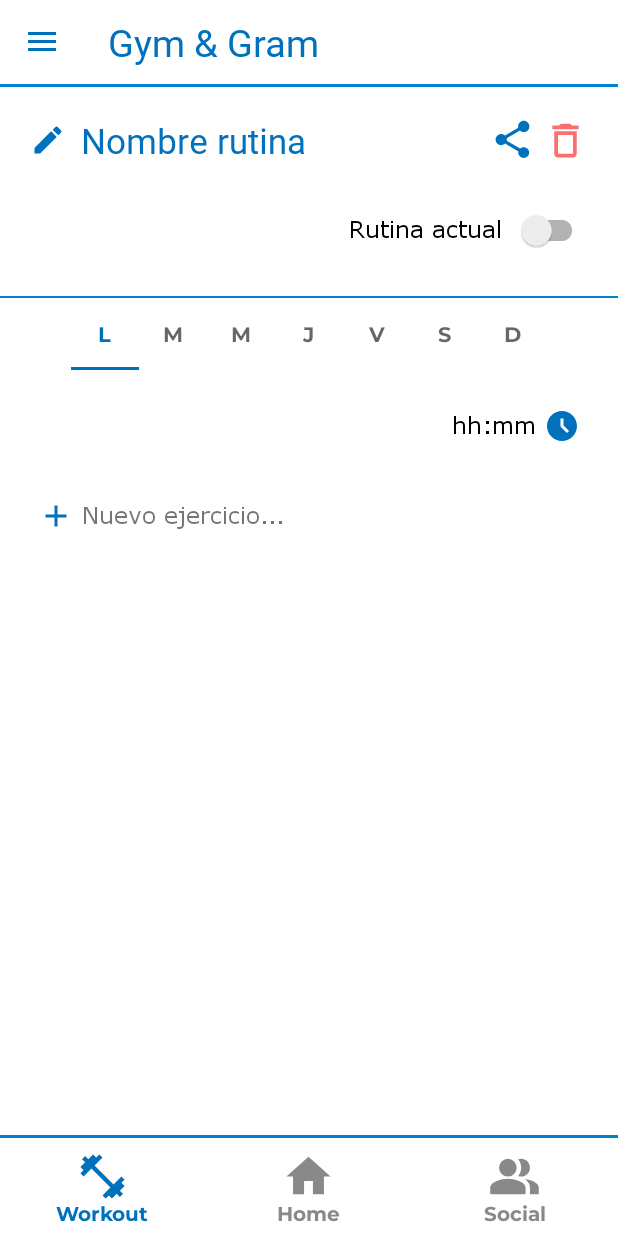
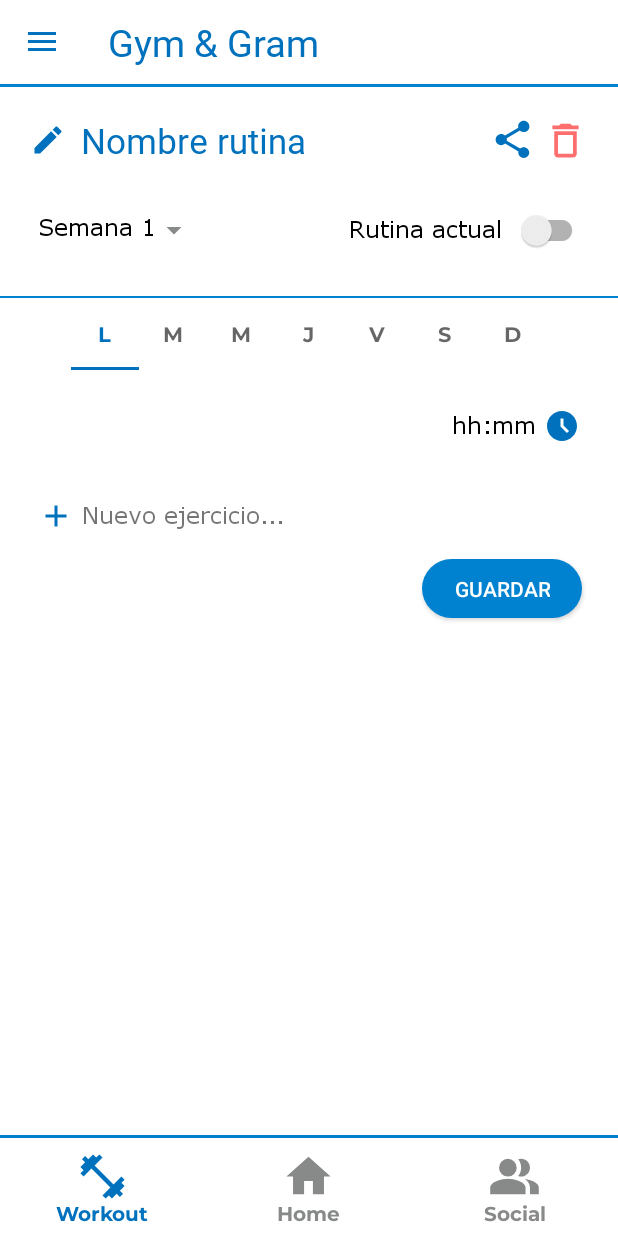
Before and after one commit to MateoJereb/GymAndGram, an Android app: the EditarRutinaFragment screen opened through its navigation route, on a phone screen of 412 x 824 dp. Run offline under Robolectric (Android 15) with nearby library versions, the phone set to English and light mode, and no system bars; our stand-ins replace Room's generated code; plain views replace SwitchButton.

Commit message:
Layout dialog_seleccionar_semana a medio hacer

```diff
--- /dev/null
+++ b/app/src/main/res/drawable/ic_more.xml
@@ -0,0 +1,5 @@
+<vector android:height="24dp" android:tint="#000000"
+    android:viewportHeight="24" android:viewportWidth="24"
+    android:width="24dp" xmlns:android="http://schemas.android.com/apk/res/android">
+    <path android:fillColor="@android:color/white" android:pathData="M7,10l5,5 5,-5z"/>
+</vector>
--- /dev/null
+++ b/app/src/main/res/drawable/ic_remove.xml
@@ -0,0 +1,5 @@
+<vector android:height="24dp" android:tint="#000000"
+    android:viewportHeight="24" android:viewportWidth="24"
+    android:width="24dp" xmlns:android="http://schemas.android.com/apk/res/android">
+    <path android:fillColor="@android:color/white" android:pathData="M19,13H5v-2h14v2z"/>
+</vector>
--- a/app/src/main/res/layout/fragment_configurar_perfil.xml
+++ b/app/src/main/res/layout/fragment_configurar_perfil.xml
@@ -125,9 +125,11 @@
           android:layout_width="wrap_content"
           android:layout_height="wrap_content"
           android:text="Guardar"
+          android:theme="@style/DefaultButton"
           android:layout_gravity="end"
           android:layout_margin="10dp"
           android:backgroundTint="?attr/colorPrimaryVariant"
+          android:textColor="@color/white"
           />
   </androidx.appcompat.widget.LinearLayoutCompat>
 
--- a/app/src/main/res/layout/fragment_editar_rutina.xml
+++ b/app/src/main/res/layout/fragment_editar_rutina.xml
@@ -76,7 +76,23 @@
             android:gravity="center_vertical">
 
             <androidx.appcompat.widget.AppCompatTextView
-                android:layout_width="match_parent"
+                android:id="@+id/seleccionarSemanaButton"
+                android:layout_width="wrap_content"
+                android:layout_height="wrap_content"
+                android:text="Semana 1"
+                android:theme="@style/TextoSecundario.OpuestoFondo"
+                android:padding="5dp"
+
+                android:drawableEnd="@drawable/ic_more"
+                android:drawableTint="@color/gray"
+
+                android:clickable="true"
+                android:focusable="true"
+                android:background="?attr/selectableItemBackground"
+                 />
+
+            <androidx.appcompat.widget.AppCompatTextView
+                android:layout_width="wrap_content"
                 android:layout_height="wrap_content"
                 android:layout_weight="1"
                 android:text="Rutina actual"
@@ -225,6 +241,26 @@
 
                 </androidx.appcompat.widget.LinearLayoutCompat>
 
+                <androidx.appcompat.widget.LinearLayoutCompat
+                    android:layout_width="match_parent"
+                    android:layout_height="wrap_content"
+                    android:orientation="horizontal"
+                    android:layout_marginTop="5dp"
+                    android:layout_marginHorizontal="20dp"
+                    android:gravity="end">
+
+                    <androidx.appcompat.widget.AppCompatButton
+                        android:id="@+id/guardarButton"
+                        android:layout_width="wrap_content"
+                        android:layout_height="wrap_content"
+                        android:text="Guardar"
+                        android:backgroundTint="?attr/colorPrimaryVariant"
+                        android:textColor="@color/white"
+                        android:theme="@style/DefaultButton"
+                        />
+
+                </androidx.appcompat.widget.LinearLayoutCompat>
+
             </androidx.appcompat.widget.LinearLayoutCompat>
 
         </androidx.appcompat.widget.LinearLayoutCompat>
--- a/app/src/main/res/navigation/navegacion.xml
+++ b/app/src/main/res/navigation/navegacion.xml
@@ -15,11 +15,16 @@
             android:id="@+id/action_inicioFragment_to_listaRutinasFragment"
             app:destination="@id/listaRutinasFragment"
             app:enterAnim="@anim/left_in"
-            app:popExitAnim="@anim/left_out"/>
+            app:exitAnim="@anim/right_out"
+            app:popEnterAnim="@anim/right_in"
+            app:popExitAnim="@anim/left_out"
+            />
         <action
             android:id="@+id/action_inicioFragment_to_editarRutinaFragment"
             app:destination="@id/editarRutinaFragment"
             app:enterAnim="@anim/left_in"
+            app:exitAnim="@anim/right_out"
+            app:popEnterAnim="@anim/right_in"
             app:popExitAnim="@anim/left_out"/>
     </fragment>
 
@@ -34,7 +39,11 @@
             app:destination="@id/editarRutinaFragment" />
         <action
             android:id="@+id/action_listaRutinasFragment_to_inicioFragment"
-            app:destination="@id/inicioFragment" />
+            app:destination="@id/inicioFragment"
+            app:enterAnim="@anim/right_out"
+            app:exitAnim="@anim/left_in"
+            app:popEnterAnim="@anim/left_out"
+            app:popExitAnim="@anim/right_in"/>
     </fragment>
 
     <fragment
@@ -48,7 +57,11 @@
             app:destination="@id/configurarEjercicioFragment" />
         <action
             android:id="@+id/action_editarRutinaFragment_to_inicioFragment"
-            app:destination="@id/inicioFragment" />
+            app:destination="@id/inicioFragment"
+            app:enterAnim="@anim/right_out"
+            app:exitAnim="@anim/left_in"
+            app:popEnterAnim="@anim/left_out"
+            app:popExitAnim="@anim/right_in"/>
     </fragment>
 
     <fragment
@@ -59,7 +72,11 @@
 
         <action
             android:id="@+id/action_configurarEjercicioFragment_to_inicioFragment"
-            app:destination="@id/inicioFragment" />
+            app:destination="@id/inicioFragment"
+            app:enterAnim="@anim/right_out"
+            app:exitAnim="@anim/left_in"
+            app:popEnterAnim="@anim/left_out"
+            app:popExitAnim="@anim/right_in"/>
     </fragment>
     <fragment
         android:id="@+id/configurarPerfilFragment"
--- a/app/src/main/res/values/themes.xml
+++ b/app/src/main/res/values/themes.xml
@@ -122,8 +122,6 @@
         <item name="android:buttonCornerRadius">50dp</item>
     </style>
 
-
-
     <style name="DrawerArrowStyle" parent="@style/Widget.AppCompat.DrawerArrowToggle">
         <item name="spinBars">true</item>
         <item name="color">@color/blue_800</item>
```
Also changed, not shown: app/src/main/java/com/isaiajereb/gymandgram/ui/EditarRutinaFragment.java (+70 -32 lines), app/src/main/res/layout/dialog_editar_nombre_rutina.xml (+11 -4 lines), app/src/main/res/layout/dialog_seleccionar_semana.xml (added, +54 -0 lines).
